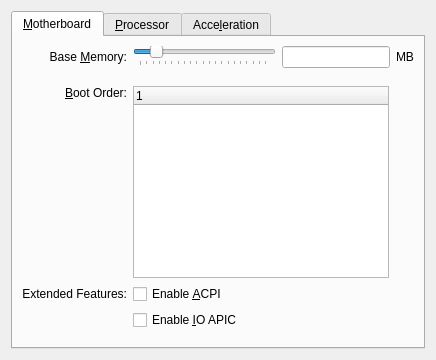
Qt form vbox/src/VBox/Frontends/VirtualBox/ui/VBoxVMSettingsSystem.ui (jljuxgm/vboxgit) before a commit.
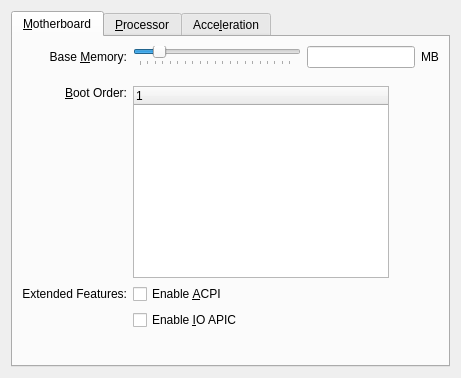
The same form after that commit. Icons and pictures are not drawn. Custom widgets are drawn as their Qt base class.

Diff of the .ui file:
```diff
--- a/vbox/src/VBox/Frontends/VirtualBox/ui/VBoxVMSettingsSystem.ui
+++ b/vbox/src/VBox/Frontends/VirtualBox/ui/VBoxVMSettingsSystem.ui
@@ -17,13 +17,13 @@
  additional information or have any questions.
  </comment>
  <class>VBoxVMSettingsSystem</class>
- <widget class="QWidget" name="VBoxVMSettingsSystem" >
-  <property name="geometry" >
+ <widget class="QWidget" name="VBoxVMSettingsSystem">
+  <property name="geometry">
    <rect>
     <x>0</x>
     <y>0</y>
-    <width>429</width>
-    <height>360</height>
+    <width>461</width>
+    <height>378</height>
    </rect>
   </property>
   <layout class="QVBoxLayout" name="mLtMain" >
@@ -595,6 +595,11 @@
    <extends>QLineEdit</extends>
    <header>QILineEdit.h</header>
   </customwidget>
+  <customwidget>
+   <class>QIAdvancedSlider</class>
+   <extends>QSlider</extends>
+   <header>QIAdvancedSlider.h</header>
+  </customwidget>
  </customwidgets>
  <resources/>
  <connections>
```
Left out of the diff: 387 changed lines with no effect on the pictures.
